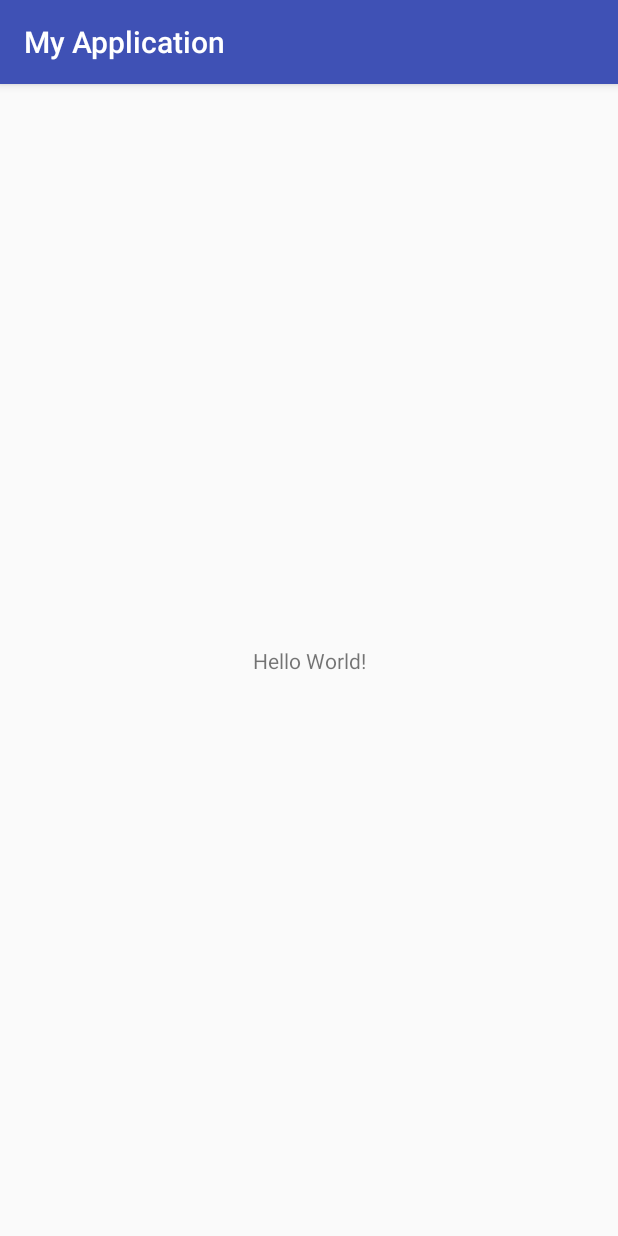
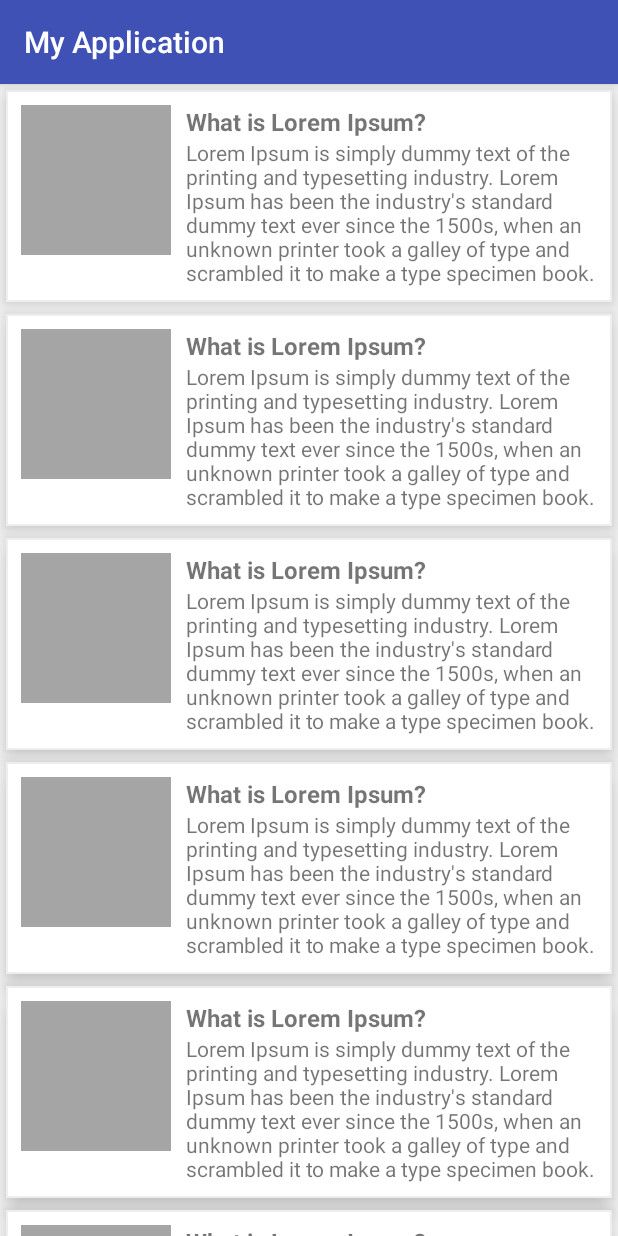
Before and after one commit to camin-p/android-lesson-maxile, an Android app: the screen it shows after launch (MainActivity), on a phone screen of 412 x 824 dp. Run offline under Robolectric (Android 15) with nearby library versions, the phone set to English and light mode, and no system bars.

Commit message:
finish adapter

```diff
--- a/app/build.gradle
+++ b/app/build.gradle
@@ -21,6 +21,7 @@ android {
 dependencies {
     implementation fileTree(dir: 'libs', include: ['*.jar'])
     implementation 'com.android.support:appcompat-v7:28.0.0-rc01'
+    implementation 'com.android.support:recyclerview-v7:28.0.0-rc01'
     implementation 'com.android.support.constraint:constraint-layout:1.1.2'
     testImplementation 'junit:junit:4.12'
     androidTestImplementation 'com.android.support.test:runner:1.0.2'
--- a/app/src/main/java/com/example/maxile/myapplication/MainActivity.java
+++ b/app/src/main/java/com/example/maxile/myapplication/MainActivity.java
@@ -2,12 +2,38 @@ package com.example.maxile.myapplication;
 
 import android.support.v7.app.AppCompatActivity;
 import android.os.Bundle;
+import android.support.v7.widget.LinearLayoutManager;
+import android.support.v7.widget.RecyclerView;
+
+import java.util.ArrayList;
+import java.util.List;
 
 public class MainActivity extends AppCompatActivity {
+
+    public class RecycleViewModel{
+        public RecycleViewModel(String title, String detail){
+            this.title = title;
+            this.detail = detail;
+        }
+        public String title;
+        public String detail;
+
+    }
+
+    public List<RecycleViewModel> datas = new ArrayList<RecycleViewModel>();
 
     @Override
     protected void onCreate(Bundle savedInstanceState) {
         super.onCreate(savedInstanceState);
         setContentView(R.layout.activity_main);
+        for (int i = 0;i<20;i++){
+            datas.add(new RecycleViewModel("What is Lorem Ipsum?", "Lorem Ipsum is simply dummy text of the printing and typesetting industry. Lorem Ipsum has been the industry's standard dummy text ever since the 1500s, when an unknown printer took a galley of type and scrambled it to make a type specimen book."));
+        }
+        RecyclerView recyclerView = (RecyclerView)findViewById(R.id.my_recycle_view);
+        recyclerView.setHasFixedSize(true);
+        LinearLayoutManager linearLayoutManager = new LinearLayoutManager(this);
+        recyclerView.setLayoutManager(linearLayoutManager);
+        recyclerView.setAdapter(new RecyclerAdapter(datas));
+
     }
 }
--- /dev/null
+++ b/app/src/main/java/com/example/maxile/myapplication/RecyclerAdapter.java
@@ -0,0 +1,44 @@
+package com.example.maxile.myapplication;
+
+import android.content.Context;
+import android.support.v7.widget.LinearLayoutManager;
+import android.support.v7.widget.RecyclerView;
+import android.view.LayoutInflater;
+import android.view.View;
+import android.view.ViewGroup;
+import android.widget.TextView;
+
+import java.util.List;
+
+public class RecyclerAdapter extends RecyclerView.Adapter<RecyclerAdapter.MyViewHolder> {
+    public static class MyViewHolder extends RecyclerView.ViewHolder {
+        // each data item is just a string in this case
+        public TextView titleTextView;
+        public TextView detailTextView;
+        public MyViewHolder(View view) {
+            super(view);
+
+            this.titleTextView = (TextView)itemView.findViewById(R.id.title_adapter);
+            this.detailTextView = (TextView)itemView.findViewById(R.id.detail_adapter);
+        }
+    }
+    private List<MainActivity.RecycleViewModel> items;
+    public RecyclerAdapter(List<MainActivity.RecycleViewModel> items) {
+        this.items = items;
+    }
+    @Override
+    public MyViewHolder onCreateViewHolder(ViewGroup parent, int viewType) {
+        View view = LayoutInflater.from(parent.getContext()).inflate(R.layout.layout_adapter, parent, false);
+        return new MyViewHolder(view);
+    }
+    @Override
+    public void onBindViewHolder(MyViewHolder holder, int position) {
+        final MainActivity.RecycleViewModel sectionModel = items.get(position);
+        holder.titleTextView.setText(sectionModel.title);
+        holder.detailTextView.setText(sectionModel.detail);
+    }
+    @Override
+    public int getItemCount() {
+        return items.size();
+    }
+}
--- /dev/null
+++ b/app/src/main/res/drawable/adapter_bg.xml
@@ -0,0 +1,5 @@
+<?xml version="1.0" encoding="utf-8"?>
+<shape xmlns:android="http://schemas.android.com/apk/res/android" >
+    <solid android:color="#fff" />
+    <stroke android:color="#eee" android:width="1dp"/>
+</shape>
--- a/app/src/main/res/layout/activity_main.xml
+++ b/app/src/main/res/layout/activity_main.xml
@@ -5,14 +5,13 @@
     android:layout_width="match_parent"
     android:layout_height="match_parent"
     tools:context=".MainActivity">
+    <android.support.v7.widget.RecyclerView
+        android:layout_width="match_parent"
+        android:layout_height="match_parent"
+        android:scrollbars="vertical"
+        android:id="@+id/my_recycle_view"
+        >
+    </android.support.v7.widget.RecyclerView>
 
-    <TextView
-        android:layout_width="wrap_content"
-        android:layout_height="wrap_content"
-        android:text="Hello World!"
-        app:layout_constraintBottom_toBottomOf="parent"
-        app:layout_constraintLeft_toLeftOf="parent"
-        app:layout_constraintRight_toRightOf="parent"
-        app:layout_constraintTop_toTopOf="parent" />
 
 </android.support.constraint.ConstraintLayout>
--- /dev/null
+++ b/app/src/main/res/layout/layout_adapter.xml
@@ -0,0 +1,33 @@
+<?xml version="1.0" encoding="utf-8"?>
+<LinearLayout xmlns:android="http://schemas.android.com/apk/res/android"
+    android:layout_width="match_parent"
+    android:layout_height="wrap_content"
+    android:orientation="horizontal"
+    android:padding="10dp"
+    android:layout_margin="4dp"
+    android:elevation="10dp"
+    android:background="@drawable/adapter_bg">
+    <View
+        android:layout_width="100dp"
+        android:layout_height="100dp"
+        android:background="#A5A5A5"
+        android:layout_marginRight="10dp"/>
+    <LinearLayout
+        android:layout_width="match_parent"
+        android:layout_height="wrap_content"
+        android:layout_weight="1"
+        android:orientation="vertical">
+        <TextView
+            android:layout_width="match_parent"
+            android:layout_height="wrap_content"
+            android:textStyle="bold"
+            android:textSize="16sp"
+            android:id="@+id/title_adapter"/>
+        <TextView
+            android:layout_width="match_parent"
+            android:layout_height="wrap_content"
+            android:textSize="14sp"
+            android:id="@+id/detail_adapter" />
+    </LinearLayout>
+
+</LinearLayout>
```
